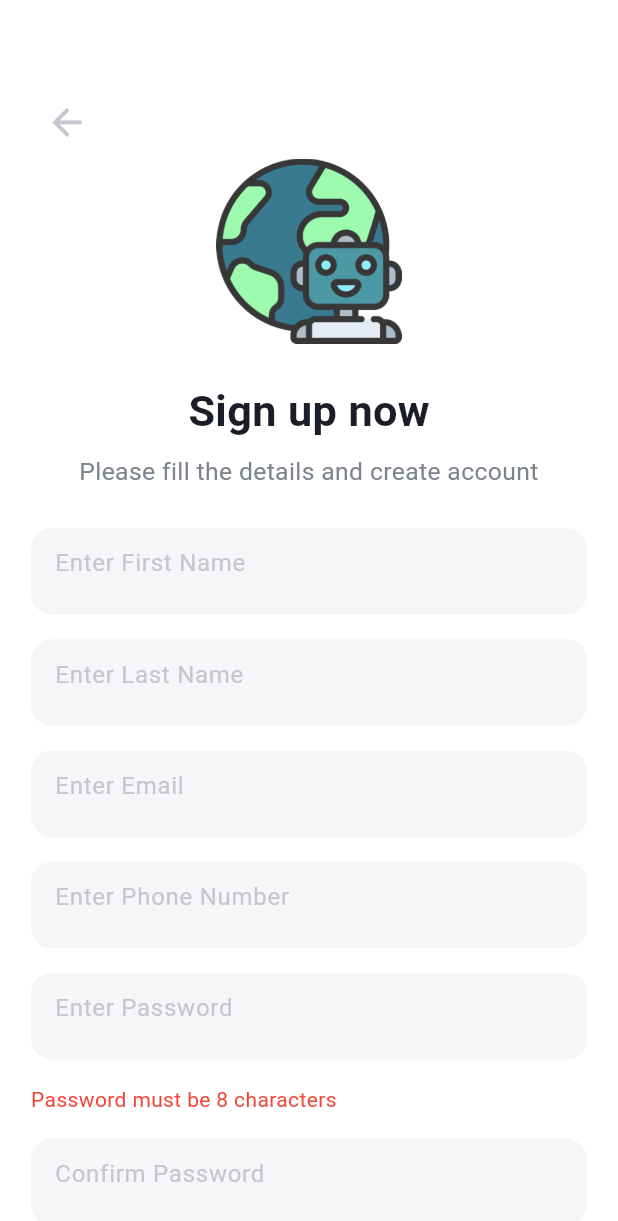
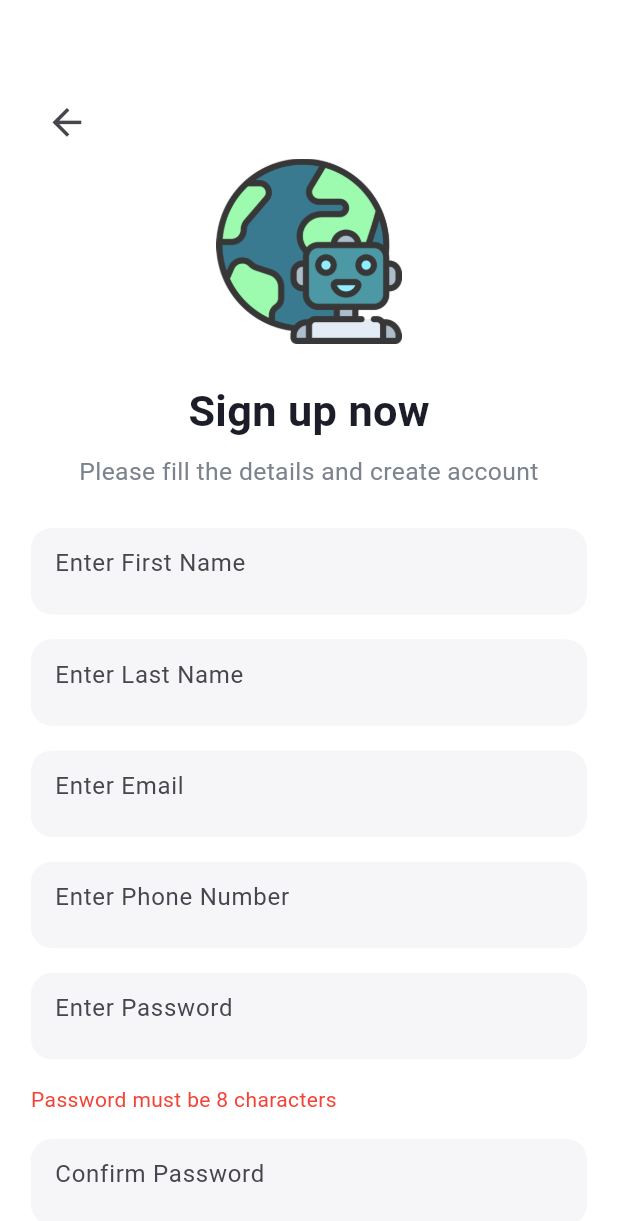
Before and after one commit to AmineBennani7/AI-Powered-Travel-Assistant, a Flutter app: the screen it shows after launch, after a tap on "Get Started", on a phone screen of 412 x 824 dp. Shown: the top 1221 px of the screen. Run offline on Flutter 3.47's test engine with Material 3 defaults, Android fonts, the phone set to English and light mode, and no system bars; our stand-ins replace shared_preferences; network calls fail; project files that could hold a hidden picture were left out.

```diff
--- a/frontend/lib/main.dart
+++ b/frontend/lib/main.dart
@@ -12,9 +12,15 @@ class FigmaToCodeApp extends StatelessWidget {
   Widget build(BuildContext context) {
     return MaterialApp(
       debugShowCheckedModeBanner: false,
-      theme: ThemeData.dark().copyWith(
-        scaffoldBackgroundColor: const Color.fromARGB(255, 18, 32, 47),
+      theme: ThemeData(
+        scaffoldBackgroundColor: Colors.white,
+        bottomNavigationBarTheme: const BottomNavigationBarThemeData(
+          backgroundColor: Colors.white,
+          selectedItemColor: Colors.blue,
+          unselectedItemColor: Colors.grey,
+        ),
       ),
+
       home: SplashScreen(),
     );
   }
```
Also changed, not shown: frontend/lib/recommendations.dart (+8 -1 lines), frontend/pubspec.lock, 2 other files.
